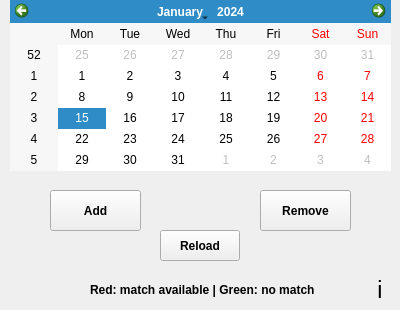
TNT57/FootballClubManagementSystem, file matchfixture.ui: the form before one commit.
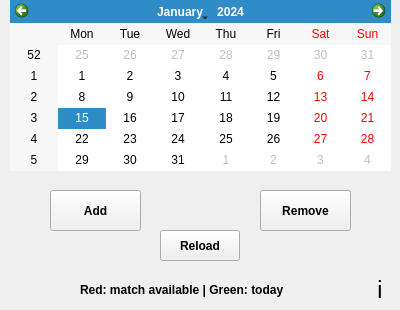
The form after the commit.

What changed in the file:
```diff
--- a/matchfixture.ui
+++ b/matchfixture.ui
@@ -92,7 +92,7 @@
   <widget class="QLabel" name="label">
    <property name="geometry">
     <rect>
-     <x>90</x>
+     <x>80</x>
      <y>280</y>
      <width>281</width>
      <height>20</height>
@@ -107,7 +107,7 @@
     <string>Red meaning there would be a match that day and Green would be vice versa</string>
    </property>
    <property name="text">
-    <string>Red: match available | Green: no match</string>
+    <string>Red: match available | Green: today</string>
    </property>
   </widget>
   <widget class="QLabel" name="label_2">
```
Left out of the diff: 6 changed lines with no effect on the pictures.
